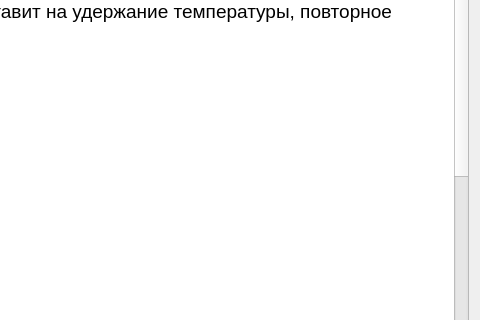
Above: helpwindow.ui from geleos27/serial_port_plotter before the change; both pictures show x 653 to 1133 and y 133 to 453 of the 1133 by 715 pixel window. Below: the same form after it.
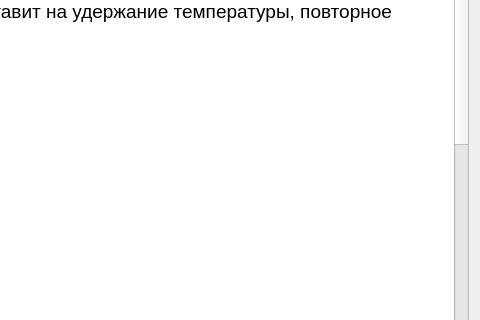
That is the form after the change.

```diff
--- a/helpwindow.ui
+++ b/helpwindow.ui
@@ -61,12 +61,15 @@
      </property>
      <property name="html">
       <string>&lt;!DOCTYPE HTML PUBLIC &quot;-//W3C//DTD HTML 4.0//EN&quot; &quot;http://www.w3.org/TR/REC-html40/strict.dtd&quot;&gt;
-&lt;html&gt;&lt;head&gt;&lt;meta name=&quot;qrichtext&quot; content=&quot;1&quot; /&gt;&lt;style type=&quot;text/css&quot;&gt;
+&lt;html&gt;&lt;head&gt;&lt;meta name=&quot;qrichtext&quot; content=&quot;1&quot; /&gt;&lt;meta charset=&quot;utf-8&quot; /&gt;&lt;style type=&quot;text/css&quot;&gt;
 p, li { white-space: pre-wrap; }
-&lt;/style&gt;&lt;/head&gt;&lt;body style=&quot; font-family:'Noto Sans'; font-size:10pt; font-weight:400; font-style:normal;&quot;&gt;
-&lt;p style=&quot;-qt-paragraph-type:empty; margin-top:0px; margin-bottom:0px; margin-left:0px; margin-right:0px; -qt-block-indent:0; text-indent:0px;&quot;&gt;&lt;br /&gt;&lt;/p&gt;
-&lt;p style=&quot; margin-top:0px; margin-bottom:0px; margin-left:0px; margin-right:0px; -qt-block-indent:0; text-indent:0px;&quot;&gt;АВТОРЫ&lt;/p&gt;
-&lt;p style=&quot;-qt-paragraph-type:empty; margin-top:0px; margin-bottom:0px; margin-left:0px; margin-right:0px; -qt-block-indent:0; text-indent:0px;&quot;&gt;&lt;br /&gt;&lt;/p&gt;
+hr { height: 1px; border-width: 0; }
+li.unchecked::marker { content: &quot;\2610&quot;; }
+li.checked::marker { content: &quot;\2612&quot;; }
+&lt;/style&gt;&lt;/head&gt;&lt;body style=&quot; font-family:'Segoe UI'; font-size:9pt; font-weight:400; font-style:normal;&quot;&gt;
+&lt;p style=&quot;-qt-paragraph-type:empty; margin-top:0px; margin-bottom:0px; margin-left:0px; margin-right:0px; -qt-block-indent:0; text-indent:0px; font-family:'Noto Sans'; font-size:10pt;&quot;&gt;&lt;br /&gt;&lt;/p&gt;
+&lt;p style=&quot; margin-top:0px; margin-bottom:0px; margin-left:0px; margin-right:0px; -qt-block-indent:0; text-indent:0px;&quot;&gt;&lt;span style=&quot; font-family:'Noto Sans'; font-size:10pt;&quot;&gt;АВТОРЫ&lt;/span&gt;&lt;/p&gt;
+&lt;p style=&quot;-qt-paragraph-type:empty; margin-top:0px; margin-bottom:0px; margin-left:0px; margin-right:0px; -qt-block-indent:0; text-indent:0px; font-family:'Noto Sans'; font-size:10pt;&quot;&gt;&lt;br /&gt;&lt;/p&gt;
 &lt;p style=&quot; margin-top:0px; margin-bottom:0px; margin-left:0px; margin-right:0px; -qt-block-indent:0; text-indent:0px;&quot;&gt;&lt;span style=&quot; font-family:'MS Shell Dlg 2'; font-size:14pt; font-weight:600;&quot;&gt;                                              Кнопки&lt;/span&gt;&lt;/p&gt;
 &lt;p style=&quot;-qt-paragraph-type:empty; margin-top:0px; margin-bottom:0px; margin-left:0px; margin-right:0px; -qt-block-indent:0; text-indent:0px; font-family:'MS Shell Dlg 2'; font-size:14pt;&quot;&gt;&lt;br /&gt;&lt;/p&gt;
 &lt;p style=&quot; margin-top:0px; margin-bottom:0px; margin-left:0px; margin-right:0px; -qt-block-indent:0; text-indent:0px;&quot;&gt;&lt;span style=&quot; font-family:'MS Shell Dlg 2'; font-size:14pt;&quot;&gt;&amp;quot;HOLD+&amp;quot; -     кнопка  - если нажать во время выполнения профиля, поставит на удержание температуры, повторное нажатие добавит температуру.&lt;/span&gt;&lt;/p&gt;
@@ -85,7 +88,7 @@
 &lt;p style=&quot;-qt-paragraph-type:empty; margin-top:0px; margin-bottom:0px; margin-left:0px; margin-right:0px; -qt-block-indent:0; text-indent:0px; font-family:'MS Shell Dlg 2'; font-size:14pt;&quot;&gt;&lt;br /&gt;&lt;/p&gt;
 &lt;p style=&quot; margin-top:0px; margin-bottom:0px; margin-left:0px; margin-right:0px; -qt-block-indent:0; text-indent:0px;&quot;&gt;&lt;span style=&quot; font-family:'MS Shell Dlg 2'; font-size:14pt;&quot;&gt;&amp;quot;HOTSTART&amp;quot;  - кнопка старт профиля с точки останова ( снять с удержания )&lt;/span&gt;&lt;/p&gt;
 &lt;p style=&quot;-qt-paragraph-type:empty; margin-top:0px; margin-bottom:0px; margin-left:0px; margin-right:0px; -qt-block-indent:0; text-indent:0px; font-family:'MS Shell Dlg 2'; font-size:14pt;&quot;&gt;&lt;br /&gt;&lt;/p&gt;
-&lt;p style=&quot;-qt-paragraph-type:empty; margin-top:0px; margin-bottom:0px; margin-left:0px; margin-right:0px; -qt-block-indent:0; text-indent:0px;&quot;&gt;&lt;br /&gt;&lt;/p&gt;
+&lt;p style=&quot;-qt-paragraph-type:empty; margin-top:0px; margin-bottom:0px; margin-left:0px; margin-right:0px; -qt-block-indent:0; text-indent:0px; font-family:'Noto Sans'; font-size:10pt;&quot;&gt;&lt;br /&gt;&lt;/p&gt;
 &lt;p style=&quot; margin-top:0px; margin-bottom:0px; margin-left:0px; margin-right:0px; -qt-block-indent:0; text-indent:0px;&quot;&gt;&lt;span style=&quot; font-family:'MS Shell Dlg 2'; font-size:14pt; font-weight:600;&quot;&gt;              Переменные профиля, доступные для редактирования:&lt;/span&gt;&lt;/p&gt;
 &lt;p style=&quot;-qt-paragraph-type:empty; margin-top:0px; margin-bottom:0px; margin-left:0px; margin-right:0px; -qt-block-indent:0; text-indent:0px; font-family:'MS Shell Dlg 2'; font-size:14pt;&quot;&gt;&lt;br /&gt;&lt;/p&gt;
 &lt;p style=&quot; margin-top:0px; margin-bottom:0px; margin-left:0px; margin-right:0px; -qt-block-indent:0; text-indent:0px;&quot;&gt;&lt;span style=&quot; font-family:'MS Shell Dlg 2'; font-size:14pt;&quot;&gt;&amp;quot;time_step_top&amp;quot; - &lt;/span&gt;&lt;/p&gt;
@@ -131,11 +134,29 @@
 &lt;p style=&quot; margin-top:0px; margin-bottom:0px; margin-left:0px; margin-right:0px; -qt-block-indent:0; text-indent:0px;&quot;&gt;&lt;span style=&quot; font-family:'MS Shell Dlg 2'; font-size:14pt;&quot;&gt;&amp;quot;participation_rate_top&amp;quot; -&lt;/span&gt;&lt;/p&gt;
 &lt;p style=&quot;-qt-paragraph-type:empty; margin-top:0px; margin-bottom:0px; margin-left:0px; margin-right:0px; -qt-block-indent:0; text-indent:0px; font-family:'MS Shell Dlg 2'; font-size:14pt;&quot;&gt;&lt;br /&gt;&lt;/p&gt;
 &lt;p style=&quot;-qt-paragraph-type:empty; margin-top:0px; margin-bottom:0px; margin-left:0px; margin-right:0px; -qt-block-indent:0; text-indent:0px; font-family:'MS Shell Dlg 2'; font-size:14pt;&quot;&gt;&lt;br /&gt;&lt;/p&gt;
-&lt;p style=&quot;-qt-paragraph-type:empty; margin-top:0px; margin-bottom:0px; margin-left:0px; margin-right:0px; -qt-block-indent:0; text-indent:0px;&quot;&gt;&lt;br /&gt;&lt;/p&gt;
+&lt;p style=&quot; margin-top:0px; margin-bottom:0px; margin-left:0px; margin-right:0px; -qt-block-indent:0; text-indent:0px;&quot;&gt;&lt;span style=&quot; font-family:'Noto Sans'; font-size:10pt;&quot;&gt;E - прервать текущее задание = кнопка STOP !!!&lt;/span&gt;&lt;/p&gt;
+&lt;p style=&quot; margin-top:0px; margin-bottom:0px; margin-left:0px; margin-right:0px; -qt-block-indent:0; text-indent:0px;&quot;&gt;&lt;span style=&quot; font-family:'Noto Sans'; font-size:10pt;&quot;&gt;S - Начать выполнение профиля // Если указана темпетарура то нагрев до фикс температуры.&lt;/span&gt;&lt;/p&gt;
+&lt;p style=&quot; margin-top:0px; margin-bottom:0px; margin-left:0px; margin-right:0px; -qt-block-indent:0; text-indent:0px;&quot;&gt;&lt;span style=&quot; font-family:'Noto Sans'; font-size:10pt;&quot;&gt;J - Старт с соответствующей точки профиля если плата горячая.&lt;/span&gt;&lt;/p&gt;
+&lt;p style=&quot;-qt-paragraph-type:empty; margin-top:0px; margin-bottom:0px; margin-left:0px; margin-right:0px; -qt-block-indent:0; text-indent:0px; font-family:'Noto Sans'; font-size:10pt;&quot;&gt;&lt;br /&gt;&lt;/p&gt;
+&lt;p style=&quot; margin-top:0px; margin-bottom:0px; margin-left:0px; margin-right:0px; -qt-block-indent:0; text-indent:0px;&quot;&gt;&lt;span style=&quot; font-family:'Noto Sans'; font-size:10pt;&quot;&gt;H - Включить HOLD - приостанавливаем выполнение профиля и переходим на удержание температуры платы.&lt;/span&gt;&lt;/p&gt;
+&lt;p style=&quot; margin-top:0px; margin-bottom:0px; margin-left:0px; margin-right:0px; -qt-block-indent:0; text-indent:0px;&quot;&gt;&lt;span style=&quot; font-family:'Noto Sans'; font-size:10pt;&quot;&gt;U - Прибавить температуру во время MANUAL HOLD.  При нажатии во время пайки скетч встаёт на паузу автоматически&lt;/span&gt;&lt;/p&gt;
+&lt;p style=&quot; margin-top:0px; margin-bottom:0px; margin-left:0px; margin-right:0px; -qt-block-indent:0; text-indent:0px;&quot;&gt;&lt;span style=&quot; font-family:'Noto Sans'; font-size:10pt;&quot;&gt;D - Убавить температуру во время MANUAL HOLD. При нажатии во время пайки скетч встаёт на паузу автоматически&lt;/span&gt;&lt;/p&gt;
+&lt;p style=&quot;-qt-paragraph-type:empty; margin-top:0px; margin-bottom:0px; margin-left:0px; margin-right:0px; -qt-block-indent:0; text-indent:0px; font-family:'Noto Sans'; font-size:10pt;&quot;&gt;&lt;br /&gt;&lt;/p&gt;
+&lt;p style=&quot; margin-top:0px; margin-bottom:0px; margin-left:0px; margin-right:0px; -qt-block-indent:0; text-indent:0px;&quot;&gt;&lt;span style=&quot; font-family:'Noto Sans'; font-size:10pt;&quot;&gt;N+цифра - сохранить профиль в EEPROM.&lt;/span&gt;&lt;/p&gt;
+&lt;p style=&quot; margin-top:0px; margin-bottom:0px; margin-left:0px; margin-right:0px; -qt-block-indent:0; text-indent:0px;&quot;&gt;&lt;span style=&quot; font-family:'Noto Sans'; font-size:10pt;&quot;&gt;P - загружает профиль из EEPROM в оперативную память и выводит его в COM)&lt;/span&gt;&lt;/p&gt;
+&lt;p style=&quot; margin-top:0px; margin-bottom:0px; margin-left:0px; margin-right:0px; -qt-block-indent:0; text-indent:0px;&quot;&gt;&lt;span style=&quot; font-family:'Noto Sans'; font-size:10pt;&quot;&gt;R - следующий профиль&lt;/span&gt;&lt;/p&gt;
+&lt;p style=&quot; margin-top:0px; margin-bottom:0px; margin-left:0px; margin-right:0px; -qt-block-indent:0; text-indent:0px;&quot;&gt;&lt;span style=&quot; font-family:'Noto Sans'; font-size:10pt;&quot;&gt;L - предыдущий профиль&lt;/span&gt;&lt;/p&gt;
+&lt;p style=&quot;-qt-paragraph-type:empty; margin-top:0px; margin-bottom:0px; margin-left:0px; margin-right:0px; -qt-block-indent:0; text-indent:0px; font-family:'Noto Sans'; font-size:10pt;&quot;&gt;&lt;br /&gt;&lt;/p&gt;
+&lt;p style=&quot; margin-top:0px; margin-bottom:0px; margin-left:0px; margin-right:0px; -qt-block-indent:0; text-indent:0px;&quot;&gt;&lt;span style=&quot; font-family:'Noto Sans'; font-size:10pt;&quot;&gt;M -  M 1 - не используется, M 2,150 - установить температуру НИ 150 и греть до отмены / М 3,150 - установить температуру платы и греть до отмены&lt;/span&gt;&lt;/p&gt;
+&lt;p style=&quot; margin-top:0px; margin-bottom:0px; margin-left:0px; margin-right:0px; -qt-block-indent:0; text-indent:0px;&quot;&gt;&lt;span style=&quot; font-family:'Noto Sans'; font-size:10pt;&quot;&gt;Q - Q 1,100 - установить мощность ВИ 100, /  Q 2,30 установить мощность НИ 30 и греть до отмены.&lt;/span&gt;&lt;/p&gt;
 &lt;p style=&quot;-qt-paragraph-type:empty; margin-top:0px; margin-bottom:0px; margin-left:0px; margin-right:0px; -qt-block-indent:0; text-indent:0px; font-family:'MS Shell Dlg 2'; font-size:14pt;&quot;&gt;&lt;br /&gt;&lt;/p&gt;
 &lt;p style=&quot;-qt-paragraph-type:empty; margin-top:0px; margin-bottom:0px; margin-left:0px; margin-right:0px; -qt-block-indent:0; text-indent:0px; font-family:'MS Shell Dlg 2'; font-size:14pt;&quot;&gt;&lt;br /&gt;&lt;/p&gt;
-&lt;p style=&quot;-qt-paragraph-type:empty; margin-top:0px; margin-bottom:0px; margin-left:0px; margin-right:0px; -qt-block-indent:0; text-indent:0px; font-family:'MS Shell Dlg 2'; font-size:14pt;&quot;&gt;&lt;br /&gt;&lt;/p&gt;
-&lt;p style=&quot;-qt-paragraph-type:empty; margin-top:0px; margin-bottom:0px; margin-left:0px; margin-right:0px; -qt-block-indent:0; text-indent:0px; font-family:'MS Shell Dlg 2'; font-size:14pt;&quot;&gt;&lt;br /&gt;&lt;/p&gt;&lt;/body&gt;&lt;/html&gt;</string>
+&lt;p style=&quot; margin-top:0px; margin-bottom:0px; margin-left:0px; margin-right:0px; -qt-block-indent:0; text-indent:0px;&quot;&gt;&lt;span style=&quot; font-family:'MS Shell Dlg 2'; font-size:14pt;&quot;&gt;Для редактирования профиля на графике нужно:&lt;/span&gt;&lt;/p&gt;
+&lt;p style=&quot; margin-top:0px; margin-bottom:0px; margin-left:0px; margin-right:0px; -qt-block-indent:0; text-indent:0px;&quot;&gt;&lt;span style=&quot; font-family:'MS Shell Dlg 2'; font-size:14pt;&quot;&gt;открыть Settings, кнопками NEXT\BACK выбрать нужный профиль. &lt;/span&gt;&lt;/p&gt;
+&lt;p style=&quot; margin-top:0px; margin-bottom:0px; margin-left:0px; margin-right:0px; -qt-block-indent:0; text-indent:0px;&quot;&gt;&lt;span style=&quot; font-family:'MS Shell Dlg 2'; font-size:14pt;&quot;&gt;Нажать кнопку EDIT MODE&lt;/span&gt;&lt;/p&gt;
+&lt;p style=&quot; margin-top:0px; margin-bottom:0px; margin-left:0px; margin-right:0px; -qt-block-indent:0; text-indent:0px;&quot;&gt;&lt;span style=&quot; font-family:'MS Shell Dlg 2'; font-size:14pt;&quot;&gt;не закрывая окна Settings взаимодействуем с графиком профиля:&lt;/span&gt;&lt;/p&gt;
+&lt;p style=&quot; margin-top:0px; margin-bottom:0px; margin-left:0px; margin-right:0px; -qt-block-indent:0; text-indent:0px;&quot;&gt;&lt;span style=&quot; font-family:'MS Shell Dlg 2'; font-size:14pt;&quot;&gt;двойное нажатие левой кнопкой мыши выбирает точку.&lt;/span&gt;&lt;/p&gt;
+&lt;p style=&quot; margin-top:0px; margin-bottom:0px; margin-left:0px; margin-right:0px; -qt-block-indent:0; text-indent:0px;&quot;&gt;&lt;span style=&quot; font-family:'MS Shell Dlg 2'; font-size:14pt;&quot;&gt;Нажатие правой кнопкой после этого точку перетаскивает. По окончании редактирования нажать Apply Edit и потом SAVE FILE&lt;/span&gt;&lt;/p&gt;&lt;/body&gt;&lt;/html&gt;</string>
      </property>
      <property name="acceptRichText">
       <bool>false</bool>
```
